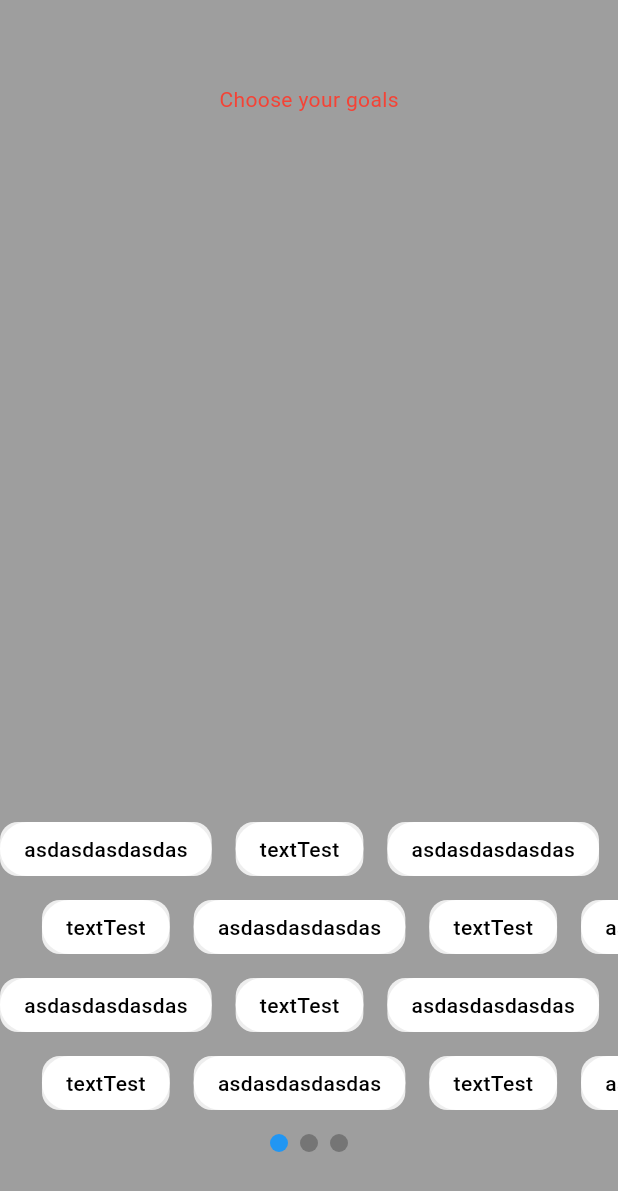
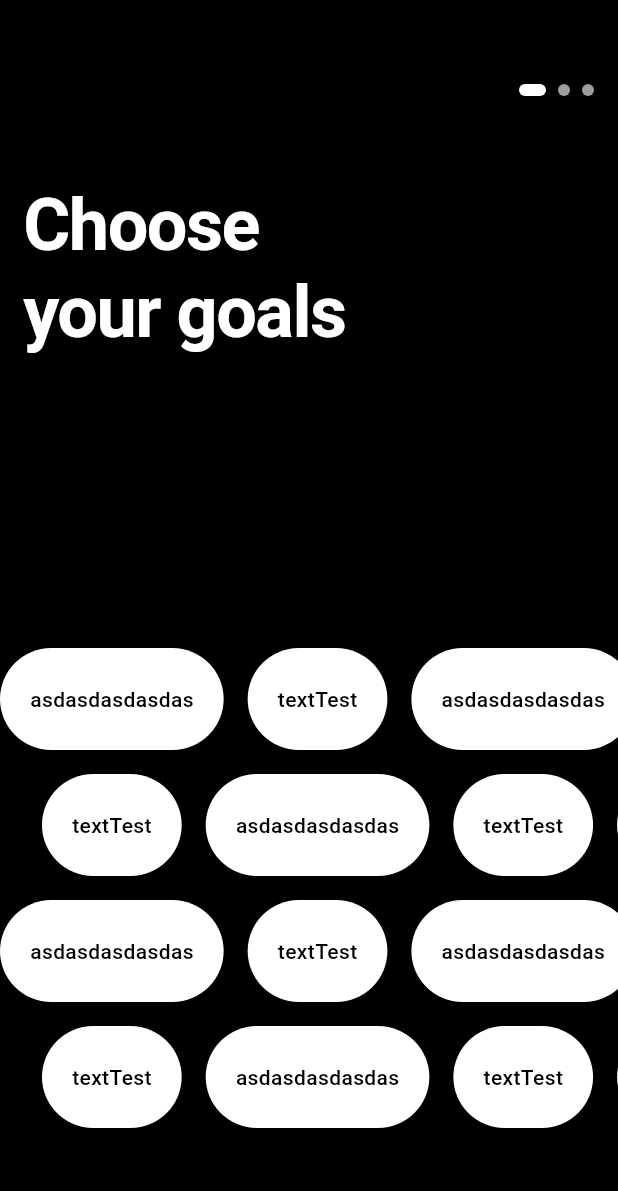
Before and after one commit to paolojoaquinp/book_summary_app, a Flutter app: the screen it shows after launch, on a phone screen of 412 x 824 dp. Shown: the top 1191 px of the screen. Run offline on Flutter 3.47's test engine with Material 3 defaults, Android fonts, the phone set to English and light mode, and no system bars; drawn by our look-alikes of page_view_dot_indicator.

Commit message:
feat: onboarding screen layout & dots indicator

```diff
--- a/lib/features/onboarding_screen/presenter/onboarding_screen.dart
+++ b/lib/features/onboarding_screen/presenter/onboarding_screen.dart
@@ -11,19 +11,60 @@ class OnboardingScreen extends StatelessWidget {
     final int itemsPerPage = 12;
     final int pageCount = (itemCount / itemsPerPage).ceil();
 
-
     return Scaffold(
-      backgroundColor: Colors.grey,
+      backgroundColor: Colors.black,
       body: Column(
+        crossAxisAlignment: CrossAxisAlignment.start,
         children: [
-          SizedBox(
+          const SizedBox(
             height: kToolbarHeight,
           ),
-          Text(
-            'Choose your goals',
-            style: TextStyle(color: Colors.red),
+          ValueListenableBuilder<int>(
+            valueListenable: selectedPageNotifier,
+            builder: (context, selectedPage, _) {
+              return Row(
+                mainAxisAlignment: MainAxisAlignment.end,
+                children: [
+                  Container(
+                    width: MediaQuery.sizeOf(context).width * 0.3,
+                    padding: EdgeInsets.only(right: 16.0),
+                    child: PageViewDotIndicator(
+                      padding: EdgeInsets.all(0),
+                      alignment: Alignment.centerRight,
+                      fadeEdges: false,
+                      margin: EdgeInsets.only(left: 8.0),
+                      currentItem: selectedPage,
+                      count: pageCount,
+                      unselectedColor: Colors.grey,
+                      selectedColor: Colors.white,
+                      boxShape: BoxShape.rectangle,
+                      unselectedSize: Size(8, 8),
+                      size: Size(18, 8),
+                      borderRadius:
+                          BorderRadius.circular(5), //only for rectangle shape
                     ),
-          Expanded(child: SizedBox()),
+                  )
+                ],
+              );
+            },
+          ),
+          SizedBox(
+            height: MediaQuery.sizeOf(context).height * 0.07,
+          ),
+          const Padding(
+            padding: const EdgeInsets.only(left: 16.0),
+            child: Text(
+              'Choose\nyour goals',
+              style: TextStyle(
+                color: Colors.white,
+                fontSize: 48,
+                fontWeight: FontWeight.bold,
+                letterSpacing: -1,
+                height: 1.2,
+              ),
+            ),
+          ),
+          const Expanded(child: SizedBox()),
           NotificationListener<ScrollNotification>(
             onNotification: (scrollNotification) {
               if (scrollNotification is ScrollUpdateNotification) {
@@ -41,26 +82,18 @@ class OnboardingScreen extends StatelessWidget {
                 children: List.generate(4, (rowIndex) {
                   return Padding(
                     padding: const EdgeInsets.only(
-                        bottom: 16), // Espaciado entre filas
+                        bottom: 16,),
                     child: Row(
                       children: List.generate(itemCount ~/ 4, (columnIndex) {
                         int itemIndex = rowIndex * (itemCount ~/ 4) + columnIndex;
-
                         return Padding(
                           padding: const EdgeInsets.only(
-                              right: 16), // Espaciado entre columnas
-                          child: Container(
-                            decoration: BoxDecoration(
-                              color: Colors.grey[200],
-                              borderRadius: BorderRadius.circular(12),
-                            ),
-                            alignment: Alignment.center,
+                              right: 16,),
                           child: ChipButton(
                               label: itemIndex.isOdd
                                   ? 'textTest'
                                   : 'asdasdasdasdas',
                               isActivated: true),
-                          ),
                         );
                       }),
                     ),
@@ -68,17 +101,6 @@ class OnboardingScreen extends StatelessWidget {
                 }),
               ),
             ),
-          ),
-          ValueListenableBuilder<int>(
-            valueListenable: selectedPageNotifier,
-            builder: (context, selectedPage, _) {
-              return PageViewDotIndicator(
-                currentItem: selectedPage,
-                count: pageCount,
-                unselectedColor: Colors.black26,
-                selectedColor: Colors.blue,
-              );
-            },
           ),
           SizedBox(
             height: kBottomNavigationBarHeight,
--- a/lib/features/onboarding_screen/presenter/widgets/chip_button.dart
+++ b/lib/features/onboarding_screen/presenter/widgets/chip_button.dart
@@ -15,7 +15,7 @@ class ChipButton extends StatelessWidget {
   @override
   Widget build(BuildContext context) {
     return Container(
-      padding: const EdgeInsets.symmetric(horizontal: 16, vertical: 8),
+      padding: const EdgeInsets.symmetric(horizontal: 20, vertical: 24),
       decoration: BoxDecoration(
         color: backgroundColor,
         borderRadius: BorderRadius.circular(50),
--- a/lib/features/onboarding_screen/presenter/widgets/scroll_chips_widget.dart
+++ /dev/null
@@ -1,24 +0,0 @@
-import 'package:book_summary_app/features/onboarding_screen/presenter/widgets/chip_button.dart';
-import 'package:flutter/material.dart';
-
-class ScrollChipsWidget extends StatelessWidget {
-  const ScrollChipsWidget({super.key});
-
-  @override
-  Widget build(BuildContext context) {
-    return Container(
-      padding: const EdgeInsets.all(16.0),
-      decoration: BoxDecoration(
-        color: const Color(0xFF1C1C1E),
-        borderRadius: BorderRadius.circular(12),
-      ),
-      child: const Wrap(
-        spacing: 8.0,
-        runSpacing: 12.0,
-        children: [
-
-        ],
-      ),
-    );
-  }
-}
```
Lines whose indentation alone changed are shown as unchanged.
